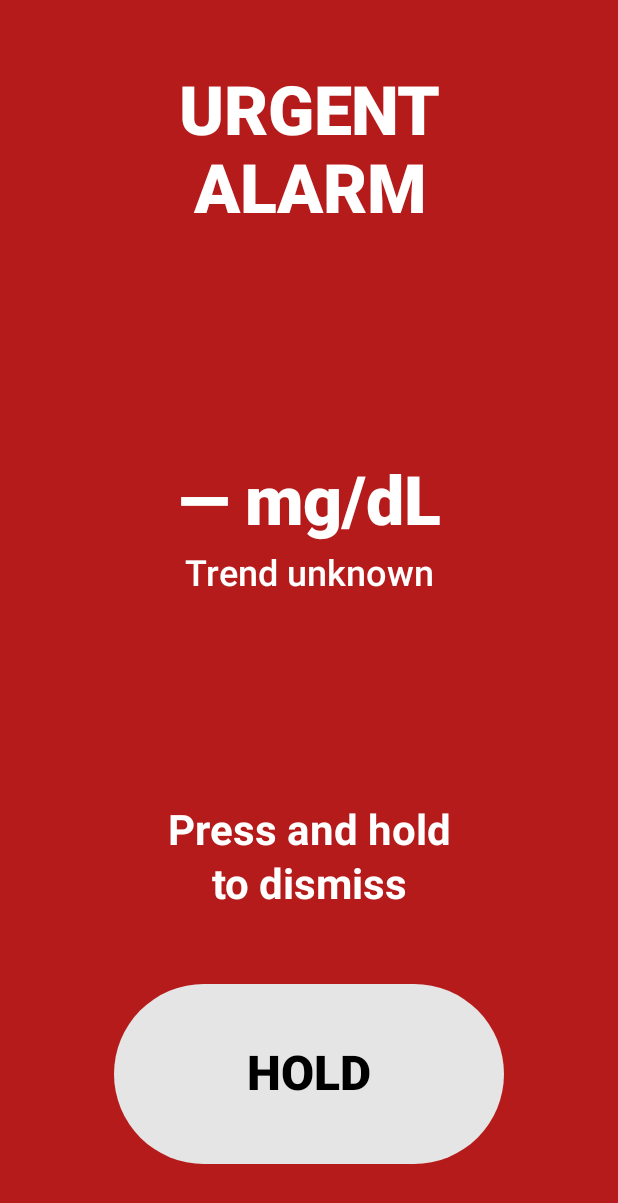
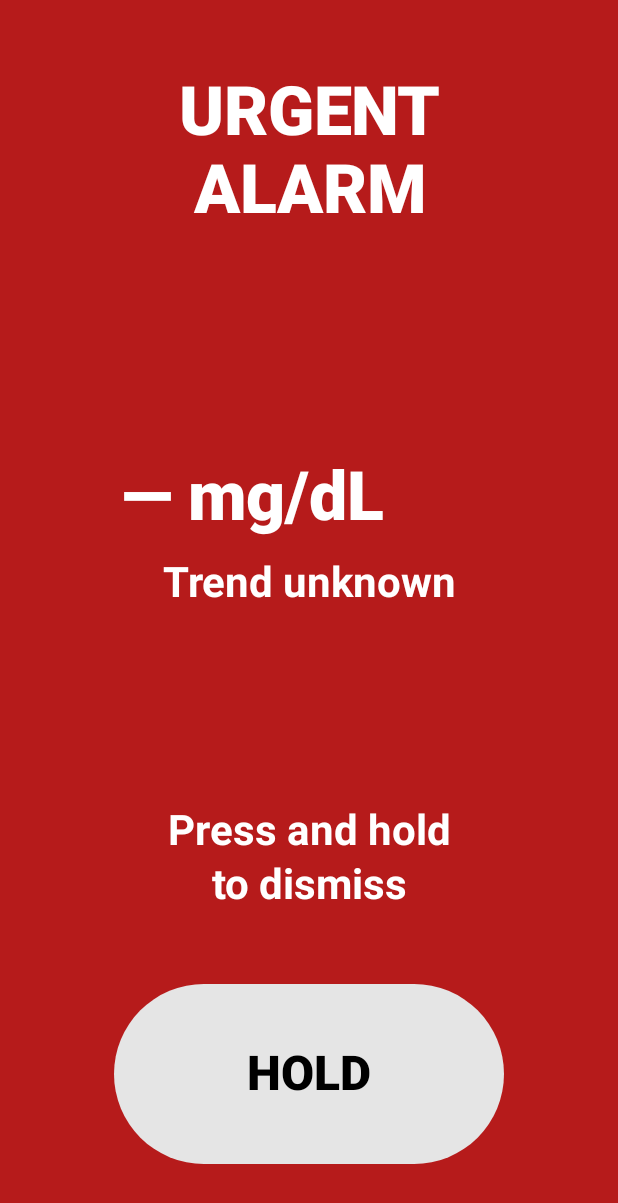
Before and after one commit to codescrapbook/g7-night-alarm, an Android app built with Jetpack Compose: the AlarmActivity screen opened directly, with no data from a screen before it, on a phone screen of 412 x 824 dp. Shown: the top 1203 px of the screen. Run offline under Robolectric (Android 15) with nearby library versions, the phone set to English and light mode, and no system bars; our stand-ins replace Room's generated code; 1 statement that could not run was skipped.

Commit message:
trend ui: fix 45° arrow rotation to NE/SE; inline alarm arrow sized >= digits; trend label >=28sp centered; home arrow inline >=48dp; thicker/double arrows spaced; improve gallery layout; add centroid orientation tests
Co-authored-by: Joe Seeley <codescrapbook@users.noreply.github.com>

```diff
--- a/app/src/main/java/com/g7nightalarm/app/ui/alarm/AlarmActivity.kt
+++ b/app/src/main/java/com/g7nightalarm/app/ui/alarm/AlarmActivity.kt
@@ -212,10 +212,8 @@ fun AlarmContent(
             } else {
                 MaterialTheme.typography.displayLarge
             }
-            Text(
-                readingTitle,
-                style = readingTextStyle.copy(fontFamily = FontFamily.Default, color = titleColor),
-                fontWeight = FontWeight.ExtraBold,
+            Row(
+                verticalAlignment = Alignment.CenterVertically,
                 modifier = Modifier
                     .padding(top = 24.dp)
                     .semantics {
@@ -226,50 +224,39 @@ fun AlarmContent(
                         }
                         fontSizeSp = readingTextStyle.fontSize.value
                     }
-                    .testTag("alarmReading"),
+                    .testTag("alarmReadingRow")
+            ) {
+                Text(
+                    readingTitle,
+                    style = readingTextStyle.copy(fontFamily = FontFamily.Default, color = titleColor),
+                    fontWeight = FontWeight.ExtraBold,
                     maxLines = 1,
                     softWrap = false
                 )
-            // Prominent trend arrow and label
-            val arrowSize = with(LocalDensity.current) { readingTextStyle.fontSize.toDp() }
-            if (trend.direction != TrendDirection.UNKNOWN) {
-                Row(
-                    verticalAlignment = Alignment.CenterVertically,
-                    modifier = Modifier
-                        .padding(top = 8.dp)
-                        .semantics { contentDescription = trend.contentDescription() }
-                ) {
+                val arrowBase = with(LocalDensity.current) { readingTextStyle.fontSize.toDp() }
+                val arrowSize = if (cfg.screenWidthDp < 500) arrowBase.coerceAtLeast(64.dp) else arrowBase.coerceAtLeast(80.dp)
+                androidx.compose.foundation.layout.Spacer(Modifier.width(12.dp))
                 TrendArrowIcon(
                     direction = trend.direction,
                     color = titleColor,
-                        size = arrowSize,
-                        modifier = Modifier.sizeIn(minWidth = arrowSize, minHeight = arrowSize)
+                    size = arrowSize
                 )
-                    androidx.compose.foundation.layout.Spacer(Modifier.width(12.dp))
+            }
+            // Prominent, centered trend label under the reading
             Text(
                 text = trend.label(),
-                        style = MaterialTheme.typography.titleLarge.copy(
-                            fontSize = 24.sp,
-                            fontWeight = FontWeight.SemiBold,
-                            color = titleColor,
-                            fontFamily = FontFamily.Default
-                        )
-                    )
-                }
-            } else {
-                Text(
-                    text = "Trend unknown",
-                    style = MaterialTheme.typography.titleLarge.copy(
-                        fontSize = 24.sp,
-                        fontWeight = FontWeight.SemiBold,
+                style = MaterialTheme.typography.headlineMedium.copy(
+                    fontSize = 28.sp,
+                    fontWeight = FontWeight.Bold,
                     color = titleColor,
                     fontFamily = FontFamily.Default
                 ),
+                textAlign = TextAlign.Center,
                 modifier = Modifier
                     .padding(top = 8.dp)
-                        .semantics { contentDescription = "Trend unknown" }
+                    .fillMaxWidth()
+                    .semantics { contentDescription = trend.contentDescription() }
             )
-            }
             if (agePhrase.isNotBlank()) {
                 // Build an annotated single-line age string with bold number at least 40sp
                 val density = androidx.compose.ui.platform.LocalDensity.current
```
Also changed, not shown: app/src/main/java/com/g7nightalarm/app/ui/screens/HomeScreen.kt (+3 -21 lines), app/src/main/java/com/g7nightalarm/app/ui/trend/Trend.kt (+10 -9 lines), 1 other file. Lines whose indentation alone changed are shown as unchanged.
